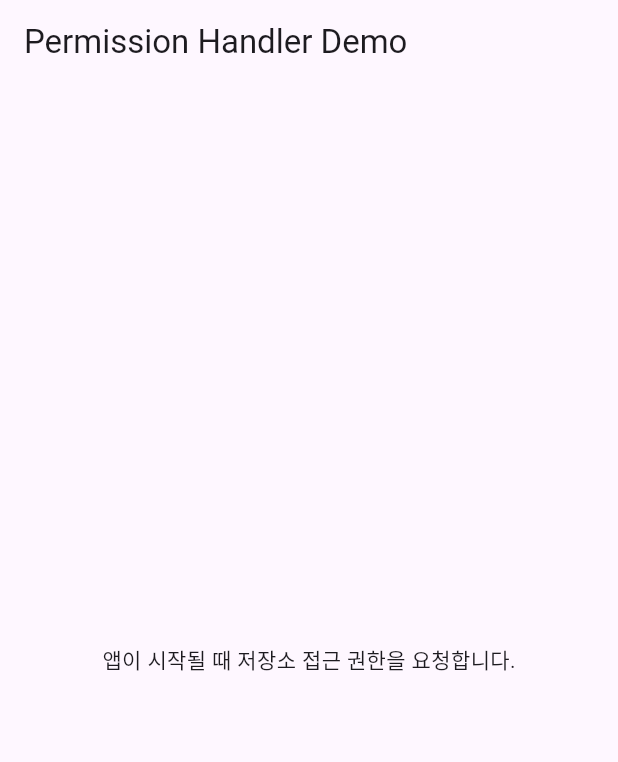
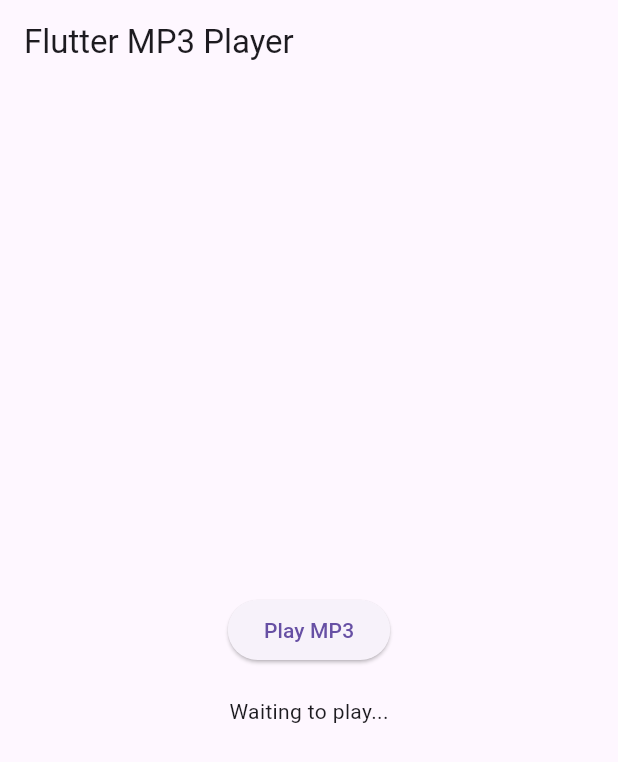
Before and after one commit to manystorms/voicephishing, a Flutter app: the screen it shows after launch, on a phone screen of 412 x 824 dp. Shown: the top 762 px of the screen. Run offline on Flutter 3.47's test engine with Material 3 defaults, Android fonts, the light colour scheme and no system bars; our stand-ins replace audioplayers, permission_handler.

Commit message:
file path가져오기 성공(최종)

```diff
--- a/lib/HomeScreen.dart
+++ b/lib/HomeScreen.dart
@@ -1,6 +1,7 @@
 import 'dart:io';
 import 'package:flutter/material.dart';
 import 'package:permission_handler/permission_handler.dart';
+import 'package:audioplayers/audioplayers.dart';
 import 'package:path_provider/path_provider.dart';
 import 'package:path/path.dart' as p;
 
@@ -51,6 +52,9 @@ class PermissionDemo extends StatefulWidget {
 }
 
 class _PermissionDemoState extends State<PermissionDemo> {
+  AudioPlayer audioPlayer = AudioPlayer();
+  String? mp3FilePath;
+
   @override
   void initState() {
     super.initState();
@@ -78,9 +82,21 @@ class _PermissionDemoState extends State<PermissionDemo> {
     }
     print('c');
     if (downloadsDirectory != null) {
-      print(p.join(downloadsDirectory.path, 'Download', 'test.mp3'));
+      mp3FilePath = p.join(downloadsDirectory.path, 'Download', 'test.mp3');
+      print('mp3');
+      print(mp3FilePath);
     }
     print('d');
+    playMP3();
+  }
+
+  Future<void> playMP3() async {
+    if (mp3FilePath != null && File(mp3FilePath!).existsSync()) {
+      await audioPlayer.play(DeviceFileSource(mp3FilePath!));
+      print('play');
+    } else {
+      print('error');
+    }
   }
 
   @override
--- a/lib/main.dart
+++ b/lib/main.dart
@@ -1,10 +1,110 @@
+import 'dart:io';
 import 'package:flutter/material.dart';
-import 'package:external_path/external_path.dart';
+import 'package:permission_handler/permission_handler.dart';
+import 'package:audioplayers/audioplayers.dart';
+import 'package:path_provider/path_provider.dart';
+import 'package:path/path.dart' as p;
+
 import 'package:voicephishing/HomeScreen.dart';
-import 'package:permission_handler/permission_handler.dart';
-import 'dart:async';
 import 'dart:io';
 
 void main() {
-  runApp(MyApp());
+  runApp(const MyApp());
 }
+
+class MyApp extends StatelessWidget {
+  const MyApp({super.key});
+
+  @override
+  Widget build(BuildContext context) {
+    return MaterialApp(
+      title: 'Flutter MP3 Player',
+      theme: ThemeData(
+        primarySwatch: Colors.blue,
+      ),
+      home: const MyHomePage(),
+    );
+  }
+}
+
+class MyHomePage extends StatefulWidget {
+  const MyHomePage({super.key});
+
+  @override
+  State<MyHomePage> createState() => _MyHomePageState();
+}
+
+class _MyHomePageState extends State<MyHomePage> {
+  AudioPlayer audioPlayer = AudioPlayer();
+  String? mp3FilePath;
+
+  @override
+  void initState() {
+    super.initState();
+    requestPermissions().then((_) {
+      getMp3FilePath();
+    });
+  }
+
+  Future<void> requestPermissions() async {
+    if (await Permission.storage.request().isGranted) {
+      debugPrint("Storage permission granted");
+    } else {
+      debugPrint("Storage permission denied");
+    }
+  }
+
+  Future<void> getMp3FilePath() async {
+    if (Platform.isAndroid) {
+      final Directory downloadsDirectory = Directory('/storage/emulated/0/Download');
+      setState(() {
+        mp3FilePath = p.join(downloadsDirectory.path, 'test.mp3');
+        print(mp3FilePath);
+        print(File(mp3FilePath!).existsSync());
+      });
+    }
+  }
+
+  Future<void> playMP3() async {
+    if (mp3FilePath != null && File(mp3FilePath!).existsSync()) {
+      await audioPlayer.play(DeviceFileSource(mp3FilePath!));
+      setState(() {
+        _mp3Result = "Playing...";
+      });
+    } else {
+      setState(() {
+        _mp3Result = "File not found";
+      });
+    }
+  }
+
+  String _mp3Result = "Waiting to play...";
+
+  @override
+  Widget build(BuildContext context) {
+    return Scaffold(
+      appBar: AppBar(
+        title: const Text('Flutter MP3 Player'),
+      ),
+      body: Center(
+        child: Column(
+          mainAxisAlignment: MainAxisAlignment.center,
+          children: <Widget>[
+            ElevatedButton(
+              onPressed: playMP3,
+              child: const Text('Play MP3'),
+            ),
+            SizedBox(height: 20),
+            Text(_mp3Result),
+          ],
+        ),
+      ),
+    );
+  }
+
+  @override
+  void dispose() {
+    audioPlayer.dispose();
+    super.dispose();
+  }
+}
--- a/pubspec.yaml
+++ b/pubspec.yaml
@@ -37,8 +37,7 @@ dependencies:
   cupertino_icons: ^1.0.6
   permission_handler: ^11.3.1
   path_provider: ^2.1.3
-  external_path: ^1.0.3
-  http: ^0.13.5
+  audioplayers: ^6.0.0
 
 dev_dependencies:
   flutter_test:
```
Also changed, not shown: lib/get_MP3.dart (+1 -15 lines), pubspec.lock.
